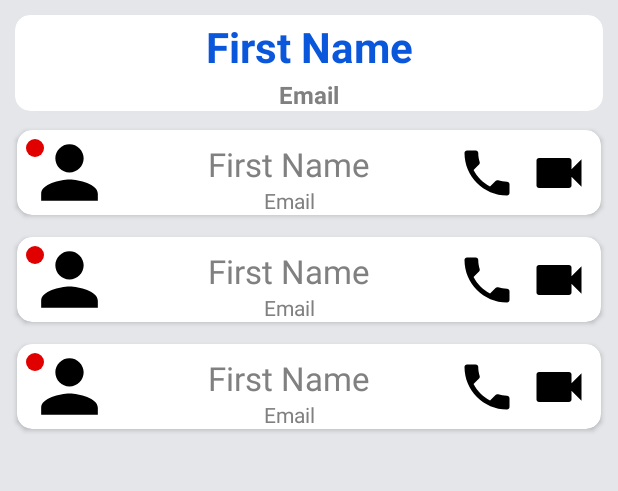
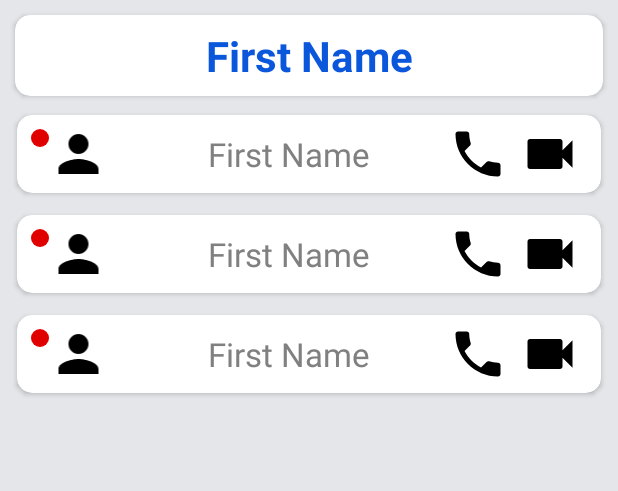
Before and after one commit to danieel47896321/VideoMeeting, an Android app: the layout activity_home.xml on its own in the app's theme, with its tools: preview values and no code run, on a phone screen of 412 x 824 dp, the part 128-619 px from its top. Run offline under Robolectric (Android 15) with nearby library versions, the phone set to English and light mode, and no system bars.

Commit message:
removed email view to hide email.

```diff
--- a/app/src/main/java/com/example/videomeeting/adapter/HomeAdapter.kt
+++ b/app/src/main/java/com/example/videomeeting/adapter/HomeAdapter.kt
@@ -19,7 +19,6 @@ class HomeAdapter(private var list: ArrayList<User>) : RecyclerView.Adapter<Home
     }
     override fun onBindViewHolder(holder: HomeAdapter.ViewHolder, position: Int) {
         holder.textViewFullName.text = "${list[position].firstName} ${list[position].lastName}"
-        holder.textViewEmail.text = list[position].email
         if (list[position].status == "Online") {
             holder.imageViewStatus.setImageResource(R.drawable.online)
         } else {
@@ -36,7 +35,6 @@ class HomeAdapter(private var list: ArrayList<User>) : RecyclerView.Adapter<Home
         val intent = Intent(holder.itemView.context, OutgoingCall::class.java)
         intent.putExtra("type", type)
         intent.putExtra("destUser", destUser)
-        //intent.putExtra("user", user)
         holder.itemView.context.startActivity(intent)
         (holder.itemView.context as Activity).finish()
     }
@@ -45,13 +43,11 @@ class HomeAdapter(private var list: ArrayList<User>) : RecyclerView.Adapter<Home
     }
     inner class ViewHolder(view : View) : RecyclerView.ViewHolder(view){
         var textViewFullName : TextView
-        var textViewEmail : TextView
         var imageViewCall : ImageView
         var imageViewVideo : ImageView
         var imageViewStatus : ImageView
         init {
             textViewFullName = view.findViewById(R.id.textViewFullName)
-            textViewEmail = view.findViewById(R.id.textViewEmail)
             imageViewCall = view.findViewById(R.id.imageViewCall)
             imageViewVideo = view.findViewById(R.id.imageViewVideo)
             imageViewStatus = view.findViewById(R.id.imageViewStatus)
--- a/app/src/main/java/com/example/videomeeting/controller/HomeController.kt
+++ b/app/src/main/java/com/example/videomeeting/controller/HomeController.kt
@@ -12,8 +12,7 @@ class HomeController(var homeModel: HomeModel, var view: Home) {
     fun setView() {
         val title = R.string.Home
         val fullName = homeModel.getAuth().currentUser?.displayName
-        val email = homeModel.getAuth().currentUser?.email
-        view.updateView(title, fullName, email)
+        view.updateView(title, fullName)
         setUsers()
     }
     private fun setUsers() {
--- a/app/src/main/java/com/example/videomeeting/userActivitys/Home.kt
+++ b/app/src/main/java/com/example/videomeeting/userActivitys/Home.kt
@@ -21,7 +21,6 @@ class Home : AppCompatActivity() {
     private lateinit var backIcon: ImageView
     private lateinit var title: TextView
     private lateinit var textViewFullName: TextView
-    private lateinit var textViewEmail: TextView
     private lateinit var recyclerView : RecyclerView
     override fun onCreate(savedInstanceState: Bundle?) {
         super.onCreate(savedInstanceState)
@@ -35,16 +34,14 @@ class Home : AppCompatActivity() {
         backIcon = findViewById<ImageView>(R.id.backIcon)
         title = findViewById<TextView>(R.id.title)
         textViewFullName = findViewById<TextView>(R.id.textViewFullName)
-        textViewEmail = findViewById<TextView>(R.id.textViewEmail)
         backIcon.setImageResource(R.drawable.signout)
         homeController.setView()
         backIcon()
         setStatus()
     }
-    fun updateView(title: Int, fullName: String?, email: String?) {
+    fun updateView(title: Int, fullName: String?) {
         this.title.setText(title)
         textViewFullName.text = fullName
-        textViewEmail.text = email
     }
     fun showUsers(users: ArrayList<User>) {
         recyclerView.adapter = HomeAdapter(users)
--- a/app/src/main/res/layout/activity_home.xml
+++ b/app/src/main/res/layout/activity_home.xml
@@ -25,11 +25,6 @@
         app:layout_constraintTop_toBottomOf="@+id/header"
         tools:layout_editor_absoluteX="11dp">
 
-        <LinearLayout
-            android:orientation="vertical"
-            android:layout_width="match_parent"
-            android:layout_height="wrap_content">
-
         <TextView
             style="@style/TextView_Style"
             android:id="@+id/textViewFullName"
@@ -37,17 +32,7 @@
             android:text="@string/FirstName"
             android:layout_width="match_parent"
             android:layout_height="wrap_content"
-            android:padding="2dp" />
-
-        <TextView
-            style="@style/TextView_Style"
-            android:id="@+id/textViewEmail"
-            android:text="@string/Email"
-            android:textSize="16sp"
-            android:textColor="@color/default_color"
-            android:layout_width="match_parent"
-            android:layout_height="match_parent" />
-        </LinearLayout>
+            android:padding="8dp" />
     </androidx.cardview.widget.CardView>
 
     <LinearLayout
--- a/app/src/main/res/layout/user_view.xml
+++ b/app/src/main/res/layout/user_view.xml
@@ -12,6 +12,7 @@
     app:cardCornerRadius="10dp">
 
     <androidx.constraintlayout.widget.ConstraintLayout
+        android:padding="6dp"
         android:layout_width="match_parent"
         android:layout_height="match_parent">
 
@@ -30,8 +31,8 @@
             android:id="@+id/imageViewStatus"
             android:layout_width="12dp"
             android:layout_height="12dp"
-            android:layout_marginStart="6dp"
-            android:layout_marginTop="6dp"
+            android:layout_marginStart="3dp"
+            android:layout_marginTop="3dp"
             android:src="@drawable/offline"
             app:layout_constraintStart_toStartOf="@+id/imageViewUser"
             app:layout_constraintTop_toTopOf="parent" />
@@ -40,27 +41,15 @@
             android:id="@+id/textViewFullName"
             android:layout_width="0dp"
             android:layout_height="wrap_content"
-            android:layout_marginTop="8dp"
             android:gravity="center"
             android:text="@string/FirstName"
             android:textColor="@color/default_color"
             android:textSize="22sp"
+            app:layout_constraintBottom_toBottomOf="parent"
             app:layout_constraintEnd_toStartOf="@+id/imageViewCall"
             app:layout_constraintHorizontal_bias="0.0"
             app:layout_constraintStart_toEndOf="@+id/imageViewUser"
             app:layout_constraintTop_toTopOf="parent" />
-
-        <TextView
-            android:id="@+id/textViewEmail"
-            android:layout_width="0dp"
-            android:layout_height="wrap_content"
-            android:gravity="center"
-            android:text="@string/Email"
-            android:textColor="@color/default_color"
-            android:textSize="14sp"
-            app:layout_constraintEnd_toEndOf="@+id/textViewFullName"
-            app:layout_constraintStart_toEndOf="@+id/imageViewUser"
-            app:layout_constraintTop_toBottomOf="@+id/textViewFullName" />
 
         <ImageView
             android:contentDescription="@string/Call"
```
